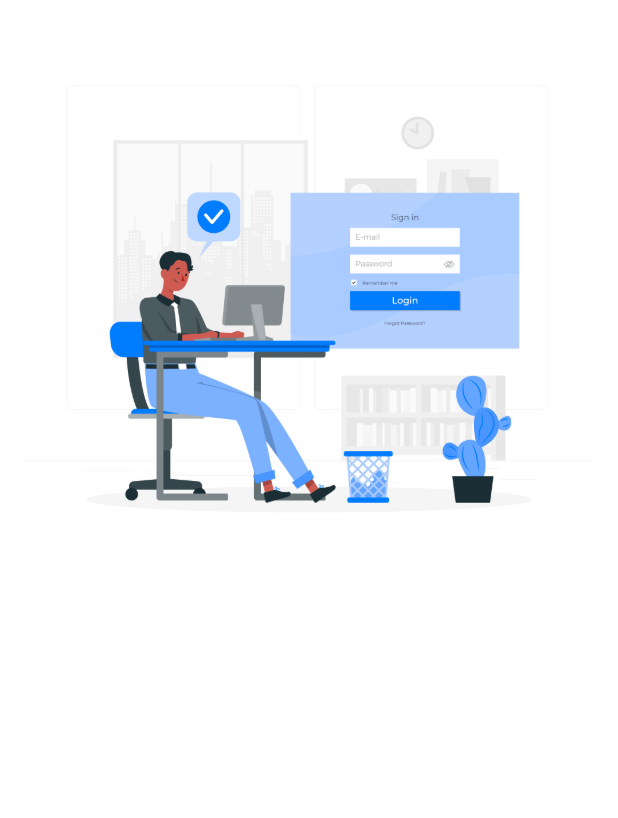
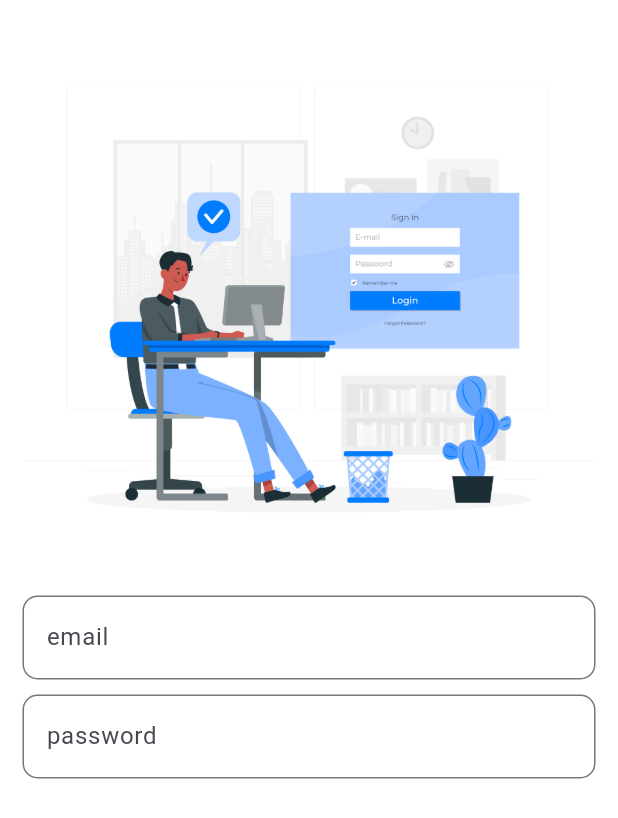
Before and after one commit to AdilUbaid/food_delivery, a Flutter app: the screen it shows after launch, on a phone screen of 412 x 824 dp. Shown: the top 818 px of the screen. Run offline on Flutter 3.47's test engine with Material 3 defaults, Android fonts, the phone set to English and light mode, and no system bars; our stand-ins replace supabase_flutter; accounts and stored records are empty.

Commit message:
home update

```diff
--- a/lib/main.dart
+++ b/lib/main.dart
@@ -18,6 +18,7 @@ class MyApp extends StatelessWidget {
   @override
   Widget build(BuildContext context) {
     return MaterialApp(
+      debugShowCheckedModeBanner: false,
       // theme: ThemeData(
       //   colorScheme: ColorScheme.fromSeed(
       //       seedColor: const Color.fromARGB(255, 54, 203, 113)),
--- a/lib/pages/auth/signup_screen.dart
+++ b/lib/pages/auth/signup_screen.dart
@@ -8,6 +8,8 @@ class SignupScreen extends StatefulWidget {
 }
 
 class _SignupScreenState extends State<SignupScreen> {
+  TextEditingController emailController = TextEditingController();
+  TextEditingController passwordController = TextEditingController();
   @override
   Widget build(BuildContext context) {
     return Scaffold(
@@ -22,6 +24,23 @@ class _SignupScreenState extends State<SignupScreen> {
               // height: 500,
               // fit: BoxFit.cover,
             ),
+            TextField(
+              controller: emailController,
+              decoration: InputDecoration(
+                  labelText: "email",
+                  border: OutlineInputBorder(
+                      borderRadius: BorderRadius.circular(10))),
+            ),
+            SizedBox(
+              height: 10,
+            ),
+            TextField(
+              controller: passwordController,
+              decoration: InputDecoration(
+                  labelText: "password",
+                  border: OutlineInputBorder(
+                      borderRadius: BorderRadius.circular(10))),
+            )
           ],
         ),
       ),
```
Also changed, not shown: 1 other file.
